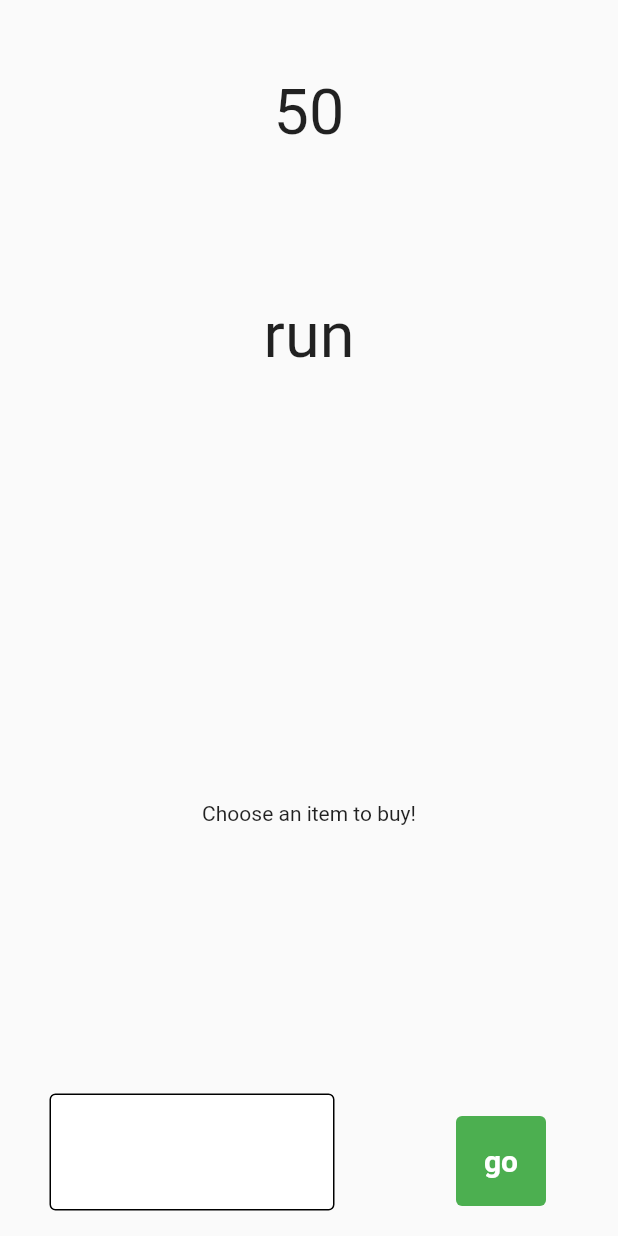
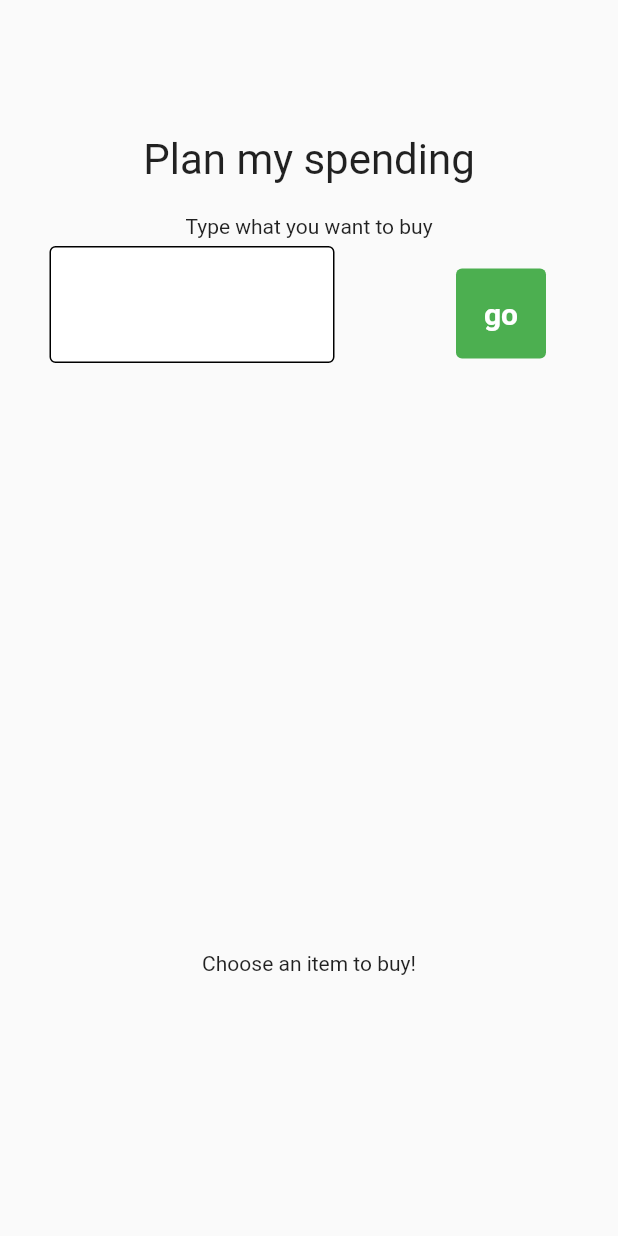
Before and after one commit to primetimetank21/gdsc-solution-challenge2023, a Flutter app: the screen it shows after launch, after a tap on "run", on a phone screen of 412 x 824 dp. Run offline on Flutter 3.47's test engine with Material 2 defaults, Android fonts, the phone set to English and light mode, and no system bars; missing offline and left inert: network_image_search; network calls fail.

Commit message:
chaning game format

```diff
--- a/lib/miniBitMain.dart
+++ b/lib/miniBitMain.dart
@@ -34,24 +34,19 @@ class _videoPage extends State<videoPage> {
     super.initState();
     setState(() {});
   }
-  Future<String> getGbt(String theprompt)async {
+
+  Future<String> getGbt(String theprompt) async {
     FocusManager.instance.primaryFocus?.unfocus();
 
-    //print("togoooo ${userControl.text}");
     userReponceList.add(userControl.text);
-    //print(generateText(userControl.text));
 
-    var url =
-    Uri.parse('https://api.openai.com/v1/completions');
+    var url = Uri.parse('https://api.openai.com/v1/completions');
 
     Map<String, String> headers = {
       'Content-Type': 'application/json;charset=UTF-8',
       'Charset': 'utf-8',
       'Authorization': 'Bearer $apiKey'
     };
-
-    //String promptData =
-    "Run simulation where the kid has \$40. Give the kid things to buy and see if the kid saves or spends their money respond like you are talking to a kid , keep reponses short ${userControl.value.text}";
 
     String promptData =
         "Give a list of 6 random items kids buy with their costs as the second seperated by comma not dollar sign that has something to do with the prompt ${theprompt} ";
@@ -67,14 +62,14 @@ class _videoPage extends State<videoPage> {
       "presence_penalty": 0
     });
 
-    var response =
-    await http.post(url, headers: headers, body: data);
+    var response = await http.post(url, headers: headers, body: data);
     print(response.body);
 
     final gptData = gptDataFromJson(response.body);
     print(gptData);
     return gptData.choices[0].text;
   }
+
   @override
   Widget build(BuildContext context) {
     return Scaffold(
@@ -83,67 +78,28 @@ class _videoPage extends State<videoPage> {
         mainAxisAlignment: MainAxisAlignment.spaceEvenly,
         //crossAxisAlignment: CrossAxisAlignment.start,
         children: <Widget>[
-          Container(height: 50,),
+          Container(
+            height: 70,
+          ),
           Row(
             crossAxisAlignment: CrossAxisAlignment.end,
             mainAxisAlignment: MainAxisAlignment.spaceAround,
             children: [
               Center(
-                child: Text(
-                  startAmount.toString(),
-                  textScaleFactor: 3,
-                ),
+                child: Padding(
+                  padding: EdgeInsets.all(20),
+                  child: Text(
+                  "Plan my spending",
+                  textScaleFactor: 2,
+
+                ),)
               ),
             ],
           ),
-          Expanded(
-            child: ListView(
-              children: [
+          Text(
+            "Type what you want to buy",
+            textScaleFactor: 1,
 
-                Container(
-                  height: 100,
-                ),
-                Center(
-                  child: Text(
-                    widget.thetopic,
-                    textScaleFactor: 3,
-                  ),
-                ),
-                Container(
-                  height: 50,
-                ),
-                Column(
-                  children: makeResponceList(userReponceList, gptResponce),
-                ),
-              ],
-            ),
-          ),
-          Container(
-            height: 30,
-            child: Text(
-              "Choose an item to buy!",
-              textScaleFactor: 1,
-            ),
-          ),
-
-          Container(
-            height: 150,
-            child: Column(
-              children: [
-                Expanded(
-                  child: ListView.builder(
-                      scrollDirection: Axis.horizontal,
-                      shrinkWrap: true,
-                      itemCount: itemsToPick.length,
-                      itemBuilder: (context, i) {
-                        return itemButton(itemsToPick[i]);
-                      }),
-                ),
-              ],
-            ),
-          ),
-          Container(
-            height: 10,
           ),
           Row(
             crossAxisAlignment: CrossAxisAlignment.end,
@@ -205,13 +161,7 @@ class _videoPage extends State<videoPage> {
                   height: 100,
                   child: TextButton(
                     style: TextButton.styleFrom(backgroundColor: Colors.green),
-
                     onPressed: () async {
-
-
-
-
-
                       String gbtResponce = await getGbt(userControl.text);
                       gptResponce.add(gbtResponce);
                       List a = gbtResponce.split("\n");
@@ -248,6 +198,49 @@ class _videoPage extends State<videoPage> {
               ),
             ],
           )
+,
+          Expanded(
+            child: ListView(
+              children: [
+                Container(
+                  height: 100,
+                ),
+
+                Container(
+                  height: 50,
+                ),
+                Column(
+                  children: makeResponceList(userReponceList, gptResponce),
+                ),
+              ],
+            ),
+          ),
+          Container(
+            height: 30,
+            child: Text(
+              "Choose an item to buy!",
+              textScaleFactor: 1,
+            ),
+          ),
+          Container(
+            height: 150,
+            child: Column(
+              children: [
+                Expanded(
+                  child: ListView.builder(
+                      scrollDirection: Axis.horizontal,
+                      shrinkWrap: true,
+                      itemCount: itemsToPick.length,
+                      itemBuilder: (context, i) {
+                        return itemButton(itemsToPick[i]);
+                      }),
+                ),
+              ],
+            ),
+          ),
+          Container(
+            height: 10,
+          ),
         ],
       ),
     );
@@ -276,7 +269,7 @@ class _videoPage extends State<videoPage> {
       widgetList.add(Padding(
           padding: EdgeInsets.all(20),
           child: Text(
-            "${userResponce[i]}",
+            "You want to buy \"${userResponce[i]}\"",
             style: TextStyle(
               fontSize: 30,
               fontWeight: FontWeight.bold,
@@ -286,7 +279,7 @@ class _videoPage extends State<videoPage> {
         Padding(
             padding: EdgeInsets.all(20),
             child: Text(
-              "${gptRespond[i]}",
+              "${gptRespond[i].toString().substring(2)}",
               style: TextStyle(
                 fontSize: 30,
                 fontWeight: FontWeight.bold,
--- a/lib/selectItemButton.dart
+++ b/lib/selectItemButton.dart
@@ -2,7 +2,7 @@ import 'package:flutter/material.dart';
 import 'dart:async';
 import 'dart:io';
 import 'package:network_image_search/network_image_search.dart';
-
+import 'miniBitMain.dart';
 class itemButton extends StatefulWidget {
   itemButton(this.itemInfo);
 
```
